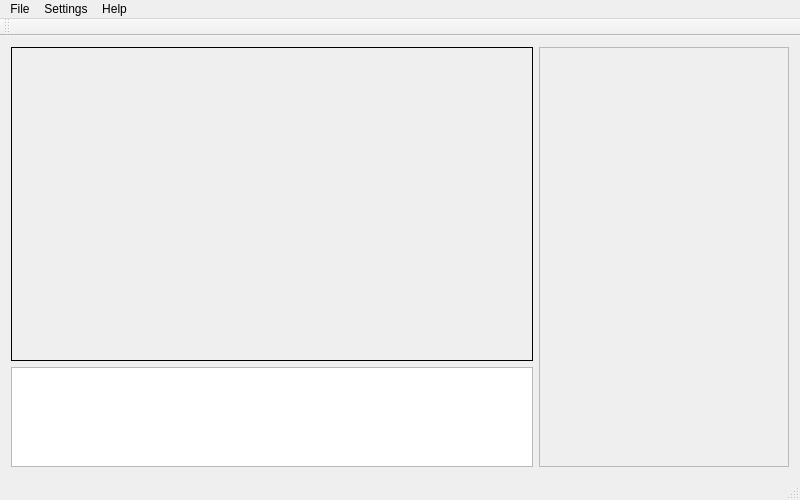
Before: the Qt Designer form application/src/MainWindow.ui in UBNSolution/MasterThesis, drawn with Qt 5.
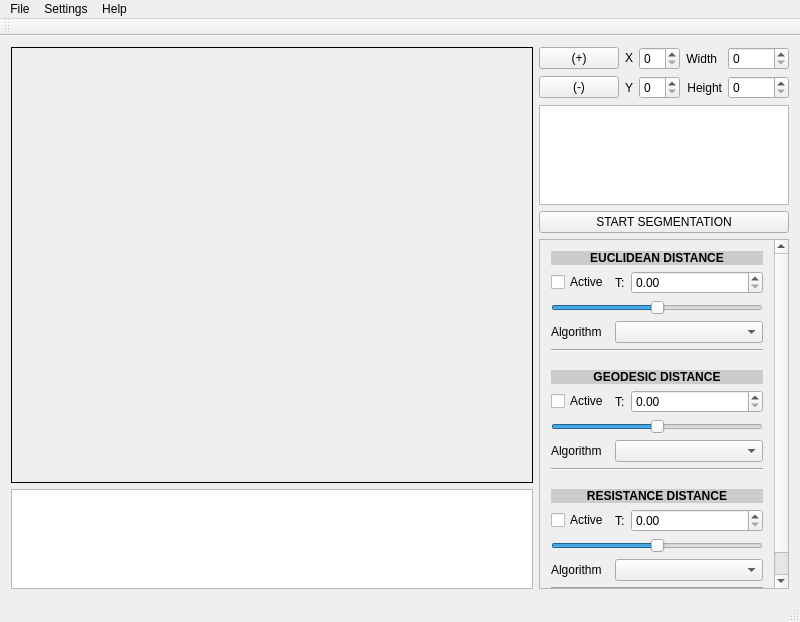
After: the same form once the commit is applied.

Commit message:
Second stage in UI development
New controls added

What changed in the file:
```diff
--- a/application/src/MainWindow.ui
+++ b/application/src/MainWindow.ui
@@ -7,7 +7,7 @@
     <x>0</x>
     <y>0</y>
     <width>800</width>
-    <height>500</height>
+    <height>622</height>
    </rect>
   </property>
   <property name="minimumSize">
@@ -24,8 +24,135 @@
   </property>
   <widget class="QWidget" name="centralWidget">
    <layout class="QGridLayout" name="gridLayout">
-    <item row="1" column="0">
-     <widget class="QTextEdit" name="textEdit">
+    <item row="0" column="2">
+     <widget class="QWidget" name="widget" native="true">
+      <property name="sizePolicy">
+       <sizepolicy hsizetype="Minimum" vsizetype="Fixed">
+        <horstretch>0</horstretch>
+        <verstretch>0</verstretch>
+       </sizepolicy>
+      </property>
+      <layout class="QGridLayout" name="gridLayout_2">
+       <property name="leftMargin">
+        <number>0</number>
+       </property>
+       <property name="topMargin">
+        <number>0</number>
+       </property>
+       <property name="rightMargin">
+        <number>0</number>
+       </property>
+       <property name="bottomMargin">
+        <number>0</number>
+       </property>
+       <item row="1" column="4">
+        <widget class="QSpinBox" name="spinBox_2"/>
+       </item>
+       <item row="1" column="1">
+        <widget class="QLabel" name="label_3">
+         <property name="text">
+          <string>Y</string>
+         </property>
+         <property name="alignment">
+          <set>Qt::AlignRight|Qt::AlignTrailing|Qt::AlignVCenter</set>
+         </property>
+        </widget>
+       </item>
+       <item row="1" column="7">
+        <widget class="QLabel" name="label_5">
+         <property name="sizePolicy">
+          <sizepolicy hsizetype="Fixed" vsizetype="Preferred">
+           <horstretch>0</horstretch>
+           <verstretch>0</verstretch>
+          </sizepolicy>
+         </property>
+         <property name="text">
+          <string>Height</string>
+         </property>
+         <property name="alignment">
+          <set>Qt::AlignRight|Qt::AlignTrailing|Qt::AlignVCenter</set>
+         </property>
+        </widget>
+       </item>
+       <item row="1" column="8">
+        <widget class="QSpinBox" name="spinBox_4"/>
+       </item>
+       <item row="0" column="8">
+        <widget class="QSpinBox" name="spinBox_3"/>
+       </item>
+       <item row="0" column="7">
+        <widget class="QLabel" name="label_4">
+         <property name="sizePolicy">
+          <sizepolicy hsizetype="Fixed" vsizetype="Preferred">
+           <horstretch>0</horstretch>
+           <verstretch>0</verstretch>
+          </sizepolicy>
+         </property>
+         <property name="text">
+          <string>Width</string>
+         </property>
+         <property name="alignment">
+          <set>Qt::AlignRight|Qt::AlignTrailing|Qt::AlignVCenter</set>
+         </property>
+        </widget>
+       </item>
+       <item row="0" column="1">
+        <widget class="QLabel" name="label_2">
+         <property name="sizePolicy">
+          <sizepolicy hsizetype="Fixed" vsizetype="Fixed">
+           <horstretch>0</horstretch>
+           <verstretch>0</verstretch>
+          </sizepolicy>
+         </property>
+         <property name="text">
+          <string>X</string>
+         </property>
+         <property name="alignment">
+          <set>Qt::AlignRight|Qt::AlignTrailing|Qt::AlignVCenter</set>
+         </property>
+        </widget>
+       </item>
+       <item row="0" column="4">
+        <widget class="QSpinBox" name="spinBox">
+         <property name="sizePolicy">
+          <sizepolicy hsizetype="Fixed" vsizetype="Fixed">
+           <horstretch>0</horstretch>
+           <verstretch>0</verstretch>
+          </sizepolicy>
+         </property>
+        </widget>
+       </item>
+       <item row="0" column="0">
+        <widget class="QPushButton" name="pushButton_2">
+         <property name="sizePolicy">
+          <sizepolicy hsizetype="Minimum" vsizetype="Fixed">
+           <horstretch>0</horstretch>
+           <verstretch>0</verstretch>
+          </sizepolicy>
+         </property>
+         <property name="text">
+          <string>(+)</string>
+         </property>
+        </widget>
+       </item>
+       <item row="1" column="0">
+        <widget class="QPushButton" name="pushButton_3">
+         <property name="sizePolicy">
+          <sizepolicy hsizetype="Minimum" vsizetype="Fixed">
+           <horstretch>0</horstretch>
+           <verstretch>0</verstretch>
+          </sizepolicy>
+         </property>
+         <property name="text">
+          <string>(-)</string>
+         </property>
+        </widget>
+       </item>
+      </layout>
+     </widget>
+    </item>
+    <item row="4" column="0">
+     <widget class="QListView" name="listView">
       <property name="sizePolicy">
        <sizepolicy hsizetype="Expanding" vsizetype="Fixed">
         <horstretch>0</horstretch>
@@ -38,18 +165,48 @@
         <height>100</height>
        </size>
       </property>
-      <property name="undoRedoEnabled">
-       <bool>false</bool>
+     </widget>
+    </item>
+    <item row="2" column="2">
+     <widget class="QPushButton" name="pushButton">
+      <property name="text">
+       <string>START SEGMENTATION</string>
       </property>
-      <property name="readOnly">
-       <bool>true</bool>
+     </widget>
+    </item>
+    <item row="0" column="0" rowspan="4">
+     <widget class="QLabel" name="label">
+      <property name="frameShape">
+       <enum>QFrame::Box</enum>
       </property>
-      <property name="acceptRichText">
-       <bool>false</bool>
+      <property name="text">
+       <string/>
       </property>
      </widget>
     </item>
-    <item row="0" column="1" rowspan="2">
+    <item row="1" column="2">
+     <widget class="QTableView" name="tableView">
+      <property name="sizePolicy">
+       <sizepolicy hsizetype="Fixed" vsizetype="Fixed">
+        <horstretch>0</horstretch>
+        <verstretch>0</verstretch>
+       </sizepolicy>
+      </property>
+      <property name="minimumSize">
+       <size>
+        <width>250</width>
+        <height>100</height>
+       </size>
+      </property>
+      <property name="maximumSize">
+       <size>
+        <width>250</width>
+        <height>100</height>
+       </size>
+      </property>
+     </widget>
+    </item>
+    <item row="3" column="2" rowspan="2">
      <widget class="QScrollArea" name="scrollArea">
       <property name="sizePolicy">
        <sizepolicy hsizetype="Fixed" vsizetype="Expanding">
@@ -63,31 +220,392 @@
         <height>0</height>
        </size>
       </property>
+      <property name="styleSheet">
+       <string notr="true"/>
+      </property>
       <property name="widgetResizable">
        <bool>true</bool>
       </property>
+      <property name="alignment">
+       <set>Qt::AlignHCenter|Qt::AlignTop</set>
+      </property>
       <widget class="QWidget" name="scrollAreaWidgetContents">
        <property name="geometry">
         <rect>
          <x>0</x>
          <y>0</y>
-         <width>248</width>
-         <height>418</height>
+         <width>233</width>
+         <height>460</height>
         </rect>
        </property>
+       <layout class="QVBoxLayout" name="verticalLayout">
+        <item alignment="Qt::AlignTop">
+         <widget class="QWidget" name="widget_3" native="true">
+          <property name="sizePolicy">
+           <sizepolicy hsizetype="Preferred" vsizetype="Fixed">
+            <horstretch>0</horstretch>
+            <verstretch>0</verstretch>
+           </sizepolicy>
+          </property>
+          <property name="minimumSize">
+           <size>
+            <width>0</width>
+            <height>0</height>
+           </size>
+          </property>
+          <property name="styleSheet">
+           <string notr="true"/>
+          </property>
+          <layout class="QGridLayout" name="gridLayout_4">
+           <property name="leftMargin">
+            <number>0</number>
+           </property>
+           <property name="topMargin">
+            <number>0</number>
+           </property>
+           <property name="rightMargin">
+            <number>0</number>
+           </property>
+           <property name="bottomMargin">
+            <number>12</number>
+           </property>
+           <item row="1" column="0">
+            <widget class="QCheckBox" name="checkBox_2">
+             <property name="text">
+              <string>Active</string>
+             </property>
+            </widget>
+           </item>
+           <item row="6" column="0" colspan="3">
+            <widget class="QSlider" name="horizontalSlider_2">
+             <property name="value">
+              <number>50</number>
+             </property>
+             <property name="orientation">
+              <enum>Qt::Horizontal</enum>
+             </property>
+            </widget>
+           </item>
+           <item row="1" column="1">
+            <widget class="QLabel" name="label_10">
+             <property name="sizePolicy">
+              <sizepolicy hsizetype="Fixed" vsizetype="Preferred">
+               <horstretch>0</horstretch>
+               <verstretch>0</verstretch>
+              </sizepolicy>
+             </property>
+             <property name="text">
+              <string>T:</string>
+             </property>
+            </widget>
+           </item>
+           <item row="1" column="2">
+            <widget class="QDoubleSpinBox" name="doubleSpinBox_2"/>
+           </item>
+           <item row="7" column="1" colspan="2">
+            <widget class="QComboBox" name="comboBox_2">
+             <property name="maxVisibleItems">
+              <number>2</number>
+             </property>
+            </widget>
+           </item>
+           <item row="7" column="0">
+            <widget class="QLabel" name="label_11">
+             <property name="sizePolicy">
+              <sizepolicy hsizetype="Fixed" vsizetype="Preferred">
+               <horstretch>0</horstretch>
+               <verstretch>0</verstretch>
+              </sizepolicy>
+             </property>
+             <property name="text">
+              <string>Algorithm</string>
+             </property>
+            </widget>
+           </item>
+           <item row="0" column="0" colspan="3">
+            <widget class="QLabel" name="label_9">
+             <property name="sizePolicy">
+              <sizepolicy hsizetype="Expanding" vsizetype="Fixed">
+               <horstretch>0</horstretch>
+               <verstretch>0</verstretch>
+              </sizepolicy>
+             </property>
+             <property name="font">
+              <font>
+               <weight>75</weight>
+               <bold>true</bold>
+              </font>
+             </property>
+             <property name="autoFillBackground">
+              <bool>false</bool>
+             </property>
+             <property name="styleSheet">
+              <string notr="true">background-color: rgb(204, 204, 204);</string>
+             </property>
+             <property name="text">
+              <string>EUCLIDEAN DISTANCE</string>
+             </property>
+             <property name="alignment">
+              <set>Qt::AlignCenter</set>
+             </property>
+            </widget>
+           </item>
+           <item row="8" column="0" colspan="3">
+            <widget class="Line" name="line">
+             <property name="orientation">
+              <enum>Qt::Horizontal</enum>
+             </property>
+            </widget>
+           </item>
+          </layout>
+         </widget>
+        </item>
+        <item alignment="Qt::AlignTop">
+         <widget class="QWidget" name="widget_4" native="true">
+          <property name="sizePolicy">
+           <sizepolicy hsizetype="Preferred" vsizetype="Fixed">
+            <horstretch>0</horstretch>
+            <verstretch>0</verstretch>
+           </sizepolicy>
+          </property>
+          <property name="minimumSize">
+           <size>
+            <width>0</width>
+            <height>0</height>
+           </size>
+          </property>
+          <property name="styleSheet">
+           <string notr="true"/>
+          </property>
+          <layout class="QGridLayout" name="gridLayout_5">
+           <property name="leftMargin">
+            <number>0</number>
+           </property>
+           <property name="topMargin">
+            <number>0</number>
+           </property>
+           <property name="rightMargin">
+            <number>0</number>
+           </property>
+           <property name="bottomMargin">
+            <number>12</number>
+           </property>
+           <item row="1" column="0">
+            <widget class="QCheckBox" name="checkBox_3">
+             <property name="text">
+              <string>Active</string>
+             </property>
+            </widget>
+           </item>
+           <item row="6" column="0" colspan="3">
+            <widget class="QSlider" name="horizontalSlider_3">
+             <property name="value">
+              <number>50</number>
+             </property>
+             <property name="orientation">
+              <enum>Qt::Horizontal</enum>
+             </property>
+            </widget>
+           </item>
+           <item row="1" column="1">
+            <widget class="QLabel" name="label_12">
+             <property name="sizePolicy">
+              <sizepolicy hsizetype="Fixed" vsizetype="Preferred">
+               <horstretch>0</horstretch>
+               <verstretch>0</verstretch>
+              </sizepolicy>
+             </property>
+             <property name="text">
+              <string>T:</string>
+             </property>
+            </widget>
+           </item>
+           <item row="1" column="2">
+            <widget class="QDoubleSpinBox" name="doubleSpinBox_3"/>
+           </item>
+           <item row="7" column="1" colspan="2">
+            <widget class="QComboBox" name="comboBox_3">
+             <property name="maxVisibleItems">
+              <number>2</number>
+             </property>
+            </widget>
+           </item>
+           <item row="7" column="0">
+            <widget class="QLabel" name="label_13">
+             <property name="sizePolicy">
+              <sizepolicy hsizetype="Fixed" vsizetype="Preferred">
+               <horstretch>0</horstretch>
+               <verstretch>0</verstretch>
+              </sizepolicy>
+             </property>
+             <property name="text">
+              <string>Algorithm</string>
+             </property>
+            </widget>
+           </item>
+           <item row="0" column="0" colspan="3">
+            <widget class="QLabel" name="label_14">
+             <property name="sizePolicy">
+              <sizepolicy hsizetype="Expanding" vsizetype="Fixed">
+               <horstretch>0</horstretch>
+               <verstretch>0</verstretch>
+              </sizepolicy>
+             </property>
+             <property name="font">
+              <font>
+               <weight>75</weight>
+               <bold>true</bold>
+              </font>
+             </property>
+             <property name="autoFillBackground">
+              <bool>false</bool>
+             </property>
+             <property name="styleSheet">
+              <string notr="true">background-color: rgb(204, 204, 204);</string>
+             </property>
+             <property name="text">
+              <string>GEODESIC DISTANCE</string>
+             </property>
+             <property name="alignment">
+              <set>Qt::AlignCenter</set>
+             </property>
+            </widget>
+           </item>
+           <item row="8" column="0" colspan="3">
+            <widget class="Line" name="line_2">
+             <property name="orientation">
+              <enum>Qt::Horizontal</enum>
+             </property>
+            </widget>
+           </item>
+          </layout>
+         </widget>
+        </item>
+        <item>
+         <widget class="QWidget" name="widget_5" native="true">
+          <property name="sizePolicy">
+           <sizepolicy hsizetype="Preferred" vsizetype="Fixed">
+            <horstretch>0</horstretch>
+            <verstretch>0</verstretch>
+           </sizepolicy>
+          </property>
+          <property name="minimumSize">
+           <size>
+            <width>0</width>
+            <height>0</height>
+           </size>
+          </property>
+          <property name="styleSheet">
+           <string notr="true"/>
+          </property>
+          <layout class="QGridLayout" name="gridLayout_6">
+           <property name="leftMargin">
+            <number>0</number>
+           </property>
+           <property name="topMargin">
+            <number>0</number>
+           </property>
+           <property name="rightMargin">
+            <number>0</number>
+           </property>
+           <property name="bottomMargin">
+            <number>12</number>
+           </property>
+           <item row="1" column="0">
+            <widget class="QCheckBox" name="checkBox_4">
+             <property name="text">
+              <string>Active</string>
+             </property>
+            </widget>
+           </item>
+           <item row="6" column="0" colspan="3">
+            <widget class="QSlider" name="horizontalSlider_4">
+             <property name="value">
+              <number>50</number>
+             </property>
+             <property name="orientation">
+              <enum>Qt::Horizontal</enum>
+             </property>
+            </widget>
+           </item>
+           <item row="1" column="1">
+            <widget class="QLabel" name="label_15">
+             <property name="sizePolicy">
+              <sizepolicy hsizetype="Fixed" vsizetype="Preferred">
+               <horstretch>0</horstretch>
+               <verstretch>0</verstretch>
+              </sizepolicy>
+             </property>
+             <property name="text">
+              <string>T:</string>
+             </property>
+            </widget>
+           </item>
+           <item row="1" column="2">
+            <widget class="QDoubleSpinBox" name="doubleSpinBox_4"/>
+           </item>
+           <item row="7" column="1" colspan="2">
+            <widget class="QComboBox" name="comboBox_4">
+             <property name="maxVisibleItems">
+              <number>2</number>
+             </property>
+            </widget>
+           </item>
+           <item row="7" column="0">
+            <widget class="QLabel" name="label_16">
+             <property name="sizePolicy">
+              <sizepolicy hsizetype="Fixed" vsizetype="Preferred">
+               <horstretch>0</horstretch>
+               <verstretch>0</verstretch>
+              </sizepolicy>
+             </property>
+             <property name="text">
+              <string>Algorithm</string>
+             </property>
+            </widget>
+           </item>
+           <item row="0" column="0" colspan="3">
+            <widget class="QLabel" name="label_17">
+             <property name="sizePolicy">
+              <sizepolicy hsizetype="Expanding" vsizetype="Fixed">
+               <horstretch>0</horstretch>
+               <verstretch>0</verstretch>
+              </sizepolicy>
+             </property>
+             <property name="font">
+              <font>
+               <weight>75</weight>
+               <bold>true</bold>
+              </font>
+             </property>
+             <property name="autoFillBackground">
+              <bool>false</bool>
+             </property>
+             <property name="styleSheet">
+              <string notr="true">background-color: rgb(204, 204, 204);</string>
+             </property>
+             <property name="text">
+              <string>RESISTANCE DISTANCE</string>
+             </property>
+             <property name="alignment">
+              <set>Qt::AlignCenter</set>
+             </property>
+            </widget>
+           </item>
+           <item row="8" column="0" colspan="3">
+            <widget class="Line" name="line_3">
+             <property name="orientation">
+              <enum>Qt::Horizontal</enum>
+             </property>
+            </widget>
+           </item>
+          </layout>
+         </widget>
+        </item>
+       </layout>
       </widget>
      </widget>
     </item>
-    <item row="0" column="0">
-     <widget class="QLabel" name="label">
-      <property name="frameShape">
-       <enum>QFrame::Box</enum>
-      </property>
-      <property name="text">
-       <string/>
-      </property>
-     </widget>
-    </item>
    </layout>
   </widget>
   <widget class="QMenuBar" name="menuBar">
```
Left out of the diff: 6 changed lines with no effect on the pictures. The commit also changes 2 other files.
